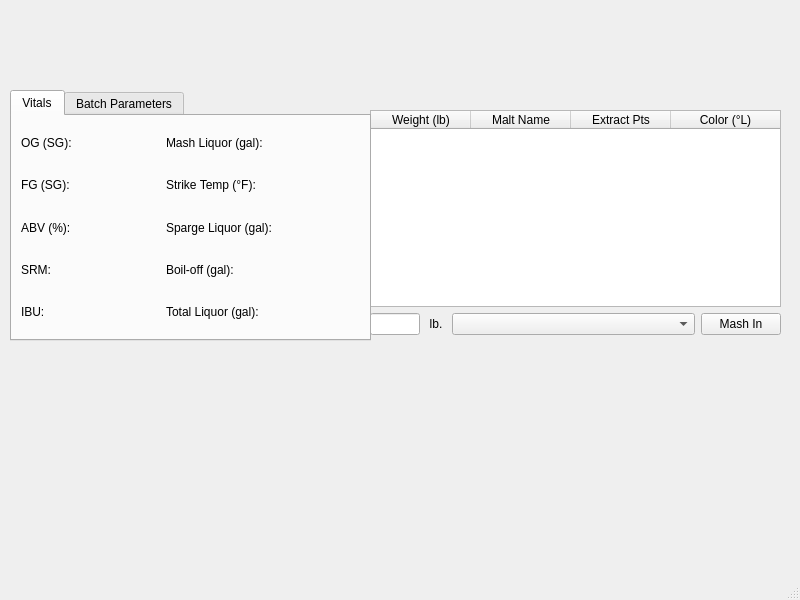
samcintosh89/Pymurgist, file pymurgui.ui: the form before one commit.
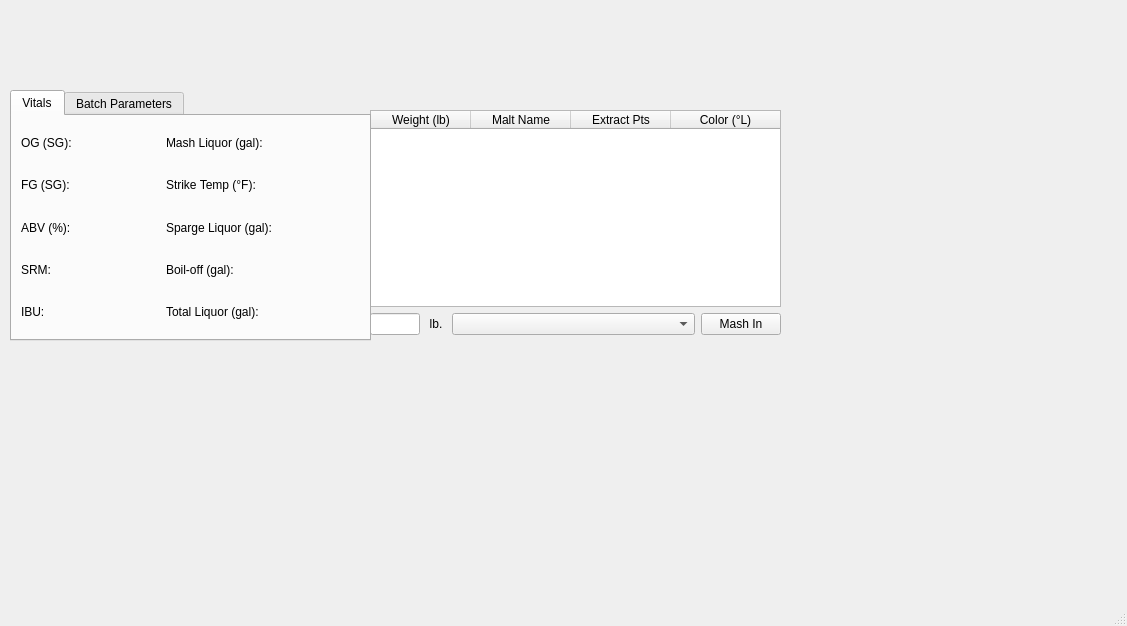
The form after the commit. The open tabs and pages were chosen to show the change.

The edit to the form file:
```diff
--- a/pymurgui.ui
+++ b/pymurgui.ui
@@ -6,8 +6,8 @@
    <rect>
     <x>0</x>
     <y>0</y>
-    <width>800</width>
-    <height>600</height>
+    <width>1127</width>
+    <height>626</height>
    </rect>
   </property>
   <property name="windowTitle">
```
Left out of the diff: 44 changed lines with no effect on the pictures.
